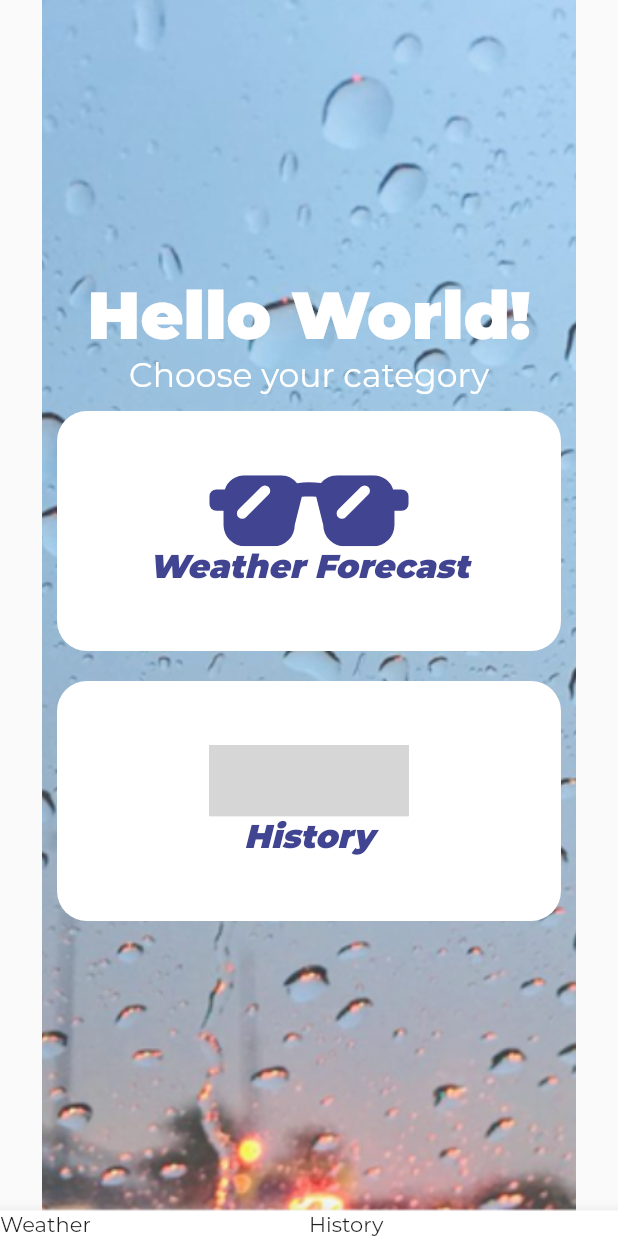
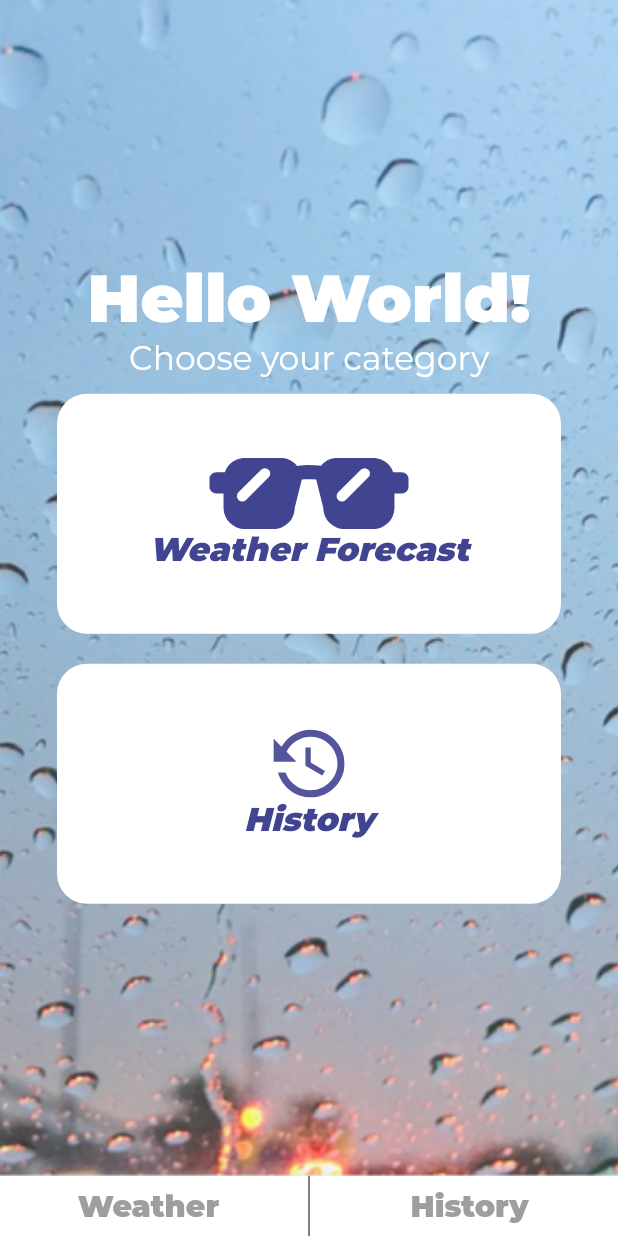
Before and after one commit to nperret/forecast, a Flutter app: the screen it shows after launch, on a phone screen of 412 x 824 dp. Run offline on Flutter 3.47's test engine with Material 2 defaults, Android fonts, the phone set to English and light mode, and no system bars; our stand-ins replace flutter_svg; grey boxes are pictures that could not be loaded.

Commit message:
create bottomAppForecast widget

```diff
--- a/lib/screen/Home.dart
+++ b/lib/screen/Home.dart
@@ -1,6 +1,6 @@
+import 'package:cpro_forecast/widget/BottomForecastBar.dart';
 import 'package:flutter/material.dart';
 import '../widget/HomeButton.dart';
-import '../widget/BottomAppButton.dart';
 
 
 class Home extends StatelessWidget {
@@ -9,15 +9,15 @@ class Home extends StatelessWidget {
   Widget build(BuildContext context) {
 
     return Scaffold(
-        body: Center(
-          child: Container(
+        body: Container(
             decoration: BoxDecoration(
               image: DecorationImage(
                 image: AssetImage("assets/weather.png"),
                 fit: BoxFit.cover,
               )
             ),
-            child:Column(
+            child:Center(
+              child : Column(
               mainAxisAlignment: MainAxisAlignment.center,
               children: <Widget>[
                 Text(
@@ -40,24 +40,13 @@ class Home extends StatelessWidget {
                 ),
                 HomeButton(
                     title: 'History',
-                    pictureUrl: ''
+                    pictureUrl: 'assets/history-clock-button.svg'
                 ),
               ],
             ),
           )
         ),
-        bottomNavigationBar: BottomAppBar(
-          child: new Row(
-            children: <Widget>[
-              BottomAppButton(
-                  title: 'Weather'
-              ),
-              BottomAppButton(
-                  title: 'History'
-              ),
-            ],
-          ),
-        )
+        bottomNavigationBar: BottomForecastBar()
     );
   }
 }
--- a/lib/widget/BottomAppButton.dart
+++ b/lib/widget/BottomAppButton.dart
@@ -12,8 +12,16 @@ class BottomAppButton extends StatelessWidget {
     // TODO: implement build
     return Expanded(
         child: Container(
-            child : Text(this.title)
-        )
+            child : Text(
+              this.title,
+              textAlign: TextAlign.center,
+              style: TextStyle(
+                fontSize: 20,
+                color: Colors.grey,
+                fontWeight: FontWeight.bold,
+              ),
+                ),
+    )
     );
   }
 
--- a/lib/widget/BottomForecastBar.dart
+++ b/lib/widget/BottomForecastBar.dart
@@ -1,27 +1,29 @@
+import 'package:cpro_forecast/widget/BottomAppButton.dart';
 import 'package:flutter/material.dart';
 
 
-class BottomAppButton extends StatelessWidget {
-
-  BottomAppButton({Key key, this.title}) : super(key: key);
-
-  final String title;
+class BottomForecastBar extends StatelessWidget {
 
   @override
   Widget build(BuildContext context) {
     // TODO: implement build
-    return Expanded(
-        child: Container(
-            child : Text(
-              this.title,
-              textAlign: TextAlign.center,
-              style: TextStyle(
-                fontSize: 20,
-                color: Colors.grey,
-                fontWeight: FontWeight.bold,
-              ),
-                ),
-    )
+    return BottomAppBar(
+      child: new Row(
+        children: <Widget>[
+          BottomAppButton(
+              title: 'Weather'
+          ),
+          Container(
+            height: 40,
+            child: VerticalDivider(
+              color: Colors.black,
+            ),
+          ),
+          BottomAppButton(
+              title: 'History'
+          ),
+        ],
+      ),
     );
   }
 
--- a/lib/widget/HomeButton.dart
+++ b/lib/widget/HomeButton.dart
@@ -38,7 +38,7 @@ class HomeButton extends StatelessWidget {
                     color: const Color.fromRGBO(64, 68, 145, 1.0),
                     fontSize: 22,
                     fontWeight: FontWeight.w900,
-                    fontStyle: FontStyle.italic
+                    fontStyle: FontStyle.italic,
                     )
             ),
 
```
